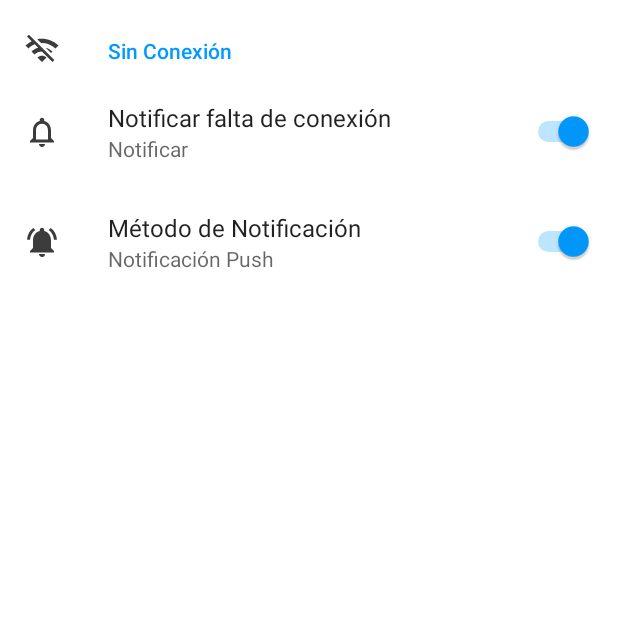
After one commit to lucasg18c/78341-TDAM, an Android app: the fragment SettingsFragment placed in its activity, on a phone screen of 412 x 824 dp, the top half of it. The commit adds this screen. Run offline under Robolectric (Android 15) with nearby library versions, the phone set to English and light mode, and no system bars; our stand-ins replace Room's generated code, Volley, androidx.preference; network calls fail.

Commit message:
preferences

```diff
--- a/app/build.gradle
+++ b/app/build.gradle
@@ -34,6 +34,7 @@ dependencies {
     implementation 'androidx.legacy:legacy-support-v4:1.0.0'
     implementation 'androidx.lifecycle:lifecycle-livedata-ktx:2.5.1'
     implementation 'androidx.lifecycle:lifecycle-viewmodel-ktx:2.5.1'
+    implementation 'androidx.preference:preference:1.1.1'
     testImplementation 'junit:junit:4.13.2'
     androidTestImplementation 'androidx.test.ext:junit:1.1.3'
     androidTestImplementation 'androidx.test.espresso:espresso-core:3.4.0'
@@ -54,4 +55,7 @@ dependencies {
 
     // Swipe to refresh
     implementation "androidx.swiperefreshlayout:swiperefreshlayout:1.1.0"
+
+    // Preferences
+    implementation "androidx.preference:preference:1.2.0"
 }
--- /dev/null
+++ b/app/src/main/java/com/slavik/tdam/ui/SettingsFragment.java
@@ -0,0 +1,15 @@
+package com.slavik.tdam.ui;
+
+import android.os.Bundle;
+
+import androidx.preference.PreferenceFragmentCompat;
+
+import com.slavik.tdam.R;
+
+public class SettingsFragment extends PreferenceFragmentCompat {
+
+    @Override
+    public void onCreatePreferences(Bundle savedInstanceState, String rootKey) {
+        setPreferencesFromResource(R.xml.root_preferences, rootKey);
+    }
+}
--- a/app/src/main/java/com/slavik/tdam/ui/home/HomeFragment.java
+++ b/app/src/main/java/com/slavik/tdam/ui/home/HomeFragment.java
@@ -17,6 +17,7 @@ import androidx.swiperefreshlayout.widget.SwipeRefreshLayout;
 import com.slavik.tdam.R;
 import com.slavik.tdam.model.Photoset;
 import com.slavik.tdam.ui.MainActivity;
+import com.slavik.tdam.ui.SettingsFragment;
 import com.slavik.tdam.ui.directory.DirectoryFragment;
 
 public class HomeFragment extends Fragment {
@@ -43,6 +44,9 @@ public class HomeFragment extends Fragment {
         rv.setLayoutManager(lm);
         rv.setAdapter(photosetsAdapter);
 
+        v.findViewById(R.id.btnSettings)
+                .setOnClickListener(b -> navigateTo(SettingsFragment.class));
+
         return v;
     }
 
@@ -68,9 +72,13 @@ public class HomeFragment extends Fragment {
 
     public void onPhotosetClicked(Photoset photoset) {
         ((MainActivity) requireActivity()).setCurrentPhotoset(photoset);
+        navigateTo(DirectoryFragment.class);
+    }
+
+    public void navigateTo(Class<? extends Fragment> destination) {
         FragmentManager fragmentManager = requireActivity().getSupportFragmentManager();
         fragmentManager.beginTransaction()
-                .replace(R.id.fragment_container_view, DirectoryFragment.class, null)
+                .replace(R.id.fragment_container_view, destination, null)
                 .setReorderingAllowed(true)
                 .addToBackStack(null)
                 .commit();
--- /dev/null
+++ b/app/src/main/res/drawable/ic_notifications.xml
@@ -0,0 +1,5 @@
+<vector android:height="24dp" android:tint="#3C3C3C"
+    android:viewportHeight="24" android:viewportWidth="24"
+    android:width="24dp" xmlns:android="http://schemas.android.com/apk/res/android">
+    <path android:fillColor="@android:color/white" android:pathData="M12,22c1.1,0 2,-0.9 2,-2h-4c0,1.1 0.9,2 2,2zM18,16v-5c0,-3.07 -1.63,-5.64 -4.5,-6.32L13.5,4c0,-0.83 -0.67,-1.5 -1.5,-1.5s-1.5,0.67 -1.5,1.5v0.68C7.64,5.36 6,7.92 6,11v5l-2,2v1h16v-1l-2,-2zM16,17L8,17v-6c0,-2.48 1.51,-4.5 4,-4.5s4,2.02 4,4.5v6z"/>
+</vector>
--- /dev/null
+++ b/app/src/main/res/drawable/ic_notifications_active.xml
@@ -0,0 +1,5 @@
+<vector android:height="24dp" android:tint="#3C3C3C"
+    android:viewportHeight="24" android:viewportWidth="24"
+    android:width="24dp" xmlns:android="http://schemas.android.com/apk/res/android">
+    <path android:fillColor="@android:color/white" android:pathData="M7.58,4.08L6.15,2.65C3.75,4.48 2.17,7.3 2.03,10.5h2c0.15,-2.65 1.51,-4.97 3.55,-6.42zM19.97,10.5h2c-0.15,-3.2 -1.73,-6.02 -4.12,-7.85l-1.42,1.43c2.02,1.45 3.39,3.77 3.54,6.42zM18,11c0,-3.07 -1.64,-5.64 -4.5,-6.32L13.5,4c0,-0.83 -0.67,-1.5 -1.5,-1.5s-1.5,0.67 -1.5,1.5v0.68C7.63,5.36 6,7.92 6,11v5l-2,2v1h16v-1l-2,-2v-5zM12,22c0.14,0 0.27,-0.01 0.4,-0.04 0.65,-0.14 1.18,-0.58 1.44,-1.18 0.1,-0.24 0.15,-0.5 0.15,-0.78h-4c0.01,1.1 0.9,2 2.01,2z"/>
+</vector>
--- /dev/null
+++ b/app/src/main/res/drawable/ic_settings.xml
@@ -0,0 +1,5 @@
+<vector android:height="24dp" android:tint="#3C3C3C"
+    android:viewportHeight="24" android:viewportWidth="24"
+    android:width="24dp" xmlns:android="http://schemas.android.com/apk/res/android">
+    <path android:fillColor="@android:color/white" android:pathData="M19.14,12.94c0.04,-0.3 0.06,-0.61 0.06,-0.94c0,-0.32 -0.02,-0.64 -0.07,-0.94l2.03,-1.58c0.18,-0.14 0.23,-0.41 0.12,-0.61l-1.92,-3.32c-0.12,-0.22 -0.37,-0.29 -0.59,-0.22l-2.39,0.96c-0.5,-0.38 -1.03,-0.7 -1.62,-0.94L14.4,2.81c-0.04,-0.24 -0.24,-0.41 -0.48,-0.41h-3.84c-0.24,0 -0.43,0.17 -0.47,0.41L9.25,5.35C8.66,5.59 8.12,5.92 7.63,6.29L5.24,5.33c-0.22,-0.08 -0.47,0 -0.59,0.22L2.74,8.87C2.62,9.08 2.66,9.34 2.86,9.48l2.03,1.58C4.84,11.36 4.8,11.69 4.8,12s0.02,0.64 0.07,0.94l-2.03,1.58c-0.18,0.14 -0.23,0.41 -0.12,0.61l1.92,3.32c0.12,0.22 0.37,0.29 0.59,0.22l2.39,-0.96c0.5,0.38 1.03,0.7 1.62,0.94l0.36,2.54c0.05,0.24 0.24,0.41 0.48,0.41h3.84c0.24,0 0.44,-0.17 0.47,-0.41l0.36,-2.54c0.59,-0.24 1.13,-0.56 1.62,-0.94l2.39,0.96c0.22,0.08 0.47,0 0.59,-0.22l1.92,-3.32c0.12,-0.22 0.07,-0.47 -0.12,-0.61L19.14,12.94zM12,15.6c-1.98,0 -3.6,-1.62 -3.6,-3.6s1.62,-3.6 3.6,-3.6s3.6,1.62 3.6,3.6S13.98,15.6 12,15.6z"/>
+</vector>
--- /dev/null
+++ b/app/src/main/res/drawable/ic_wifi_off.xml
@@ -0,0 +1,5 @@
+<vector android:height="24dp" android:tint="#3C3C3C"
+    android:viewportHeight="24" android:viewportWidth="24"
+    android:width="24dp" xmlns:android="http://schemas.android.com/apk/res/android">
+    <path android:fillColor="@android:color/white" android:pathData="M22.99,9C19.15,5.16 13.8,3.76 8.84,4.78l2.52,2.52c3.47,-0.17 6.99,1.05 9.63,3.7l2,-2zM18.99,13c-1.29,-1.29 -2.84,-2.13 -4.49,-2.56l3.53,3.53 0.96,-0.97zM2,3.05L5.07,6.1C3.6,6.82 2.22,7.78 1,9l1.99,2c1.24,-1.24 2.67,-2.16 4.2,-2.77l2.24,2.24C7.81,10.89 6.27,11.73 5,13v0.01L6.99,15c1.36,-1.36 3.14,-2.04 4.92,-2.06L18.98,20l1.27,-1.26L3.29,1.79 2,3.05zM9,17l3,3 3,-3c-1.65,-1.66 -4.34,-1.66 -6,0z"/>
+</vector>
--- a/app/src/main/res/values/colors.xml
+++ b/app/src/main/res/values/colors.xml
@@ -10,7 +10,7 @@
 
     <color name="light_blue">#F7FCFF</color>
     <color name="mid_blue">#DFF2FF</color>
-    <color name="dark_blue">#DFF2FF</color>
+    <color name="dark_blue">#0099FF</color>
 
     <color name="grey">#3C3C3C</color>
     <color name="shimmer">#ECECEC</color>
--- a/app/src/main/res/values/themes.xml
+++ b/app/src/main/res/values/themes.xml
@@ -12,7 +12,7 @@
         <!-- Status bar color. -->
         <item name="android:statusBarColor" >@color/light_blue</item>
 <!--        <item name="android:background">@color/light_blue</item>-->
-        <item name="android:text">@color/grey</item>
+<!--        <item name="android:text">@color/grey</item>-->
         <item name="android:windowLightStatusBar">true</item>
         <!-- Customize your theme here. -->
     </style>
--- /dev/null
+++ b/app/src/main/res/xml/root_preferences.xml
@@ -0,0 +1,25 @@
+<PreferenceScreen xmlns:android="http://schemas.android.com/apk/res/android"
+    xmlns:app="http://schemas.android.com/apk/res-auto">
+
+    <PreferenceCategory
+        app:icon="@drawable/ic_wifi_off"
+        app:title="Sin Conexión">
+
+        <SwitchPreference
+            android:defaultValue="true"
+            android:icon="@drawable/ic_notifications"
+            android:key="conection_lost_notify"
+            android:summaryOff="No notificar"
+            android:summaryOn="Notificar"
+            android:title="Notificar falta de conexión" />
+
+        <SwitchPreference
+            android:defaultValue="true"
+            android:dependency="conection_lost_notify"
+            android:icon="@drawable/ic_notifications_active"
+            android:key="conection_lost_notify_method"
+            android:summaryOff="Snackbar"
+            android:summaryOn="Notificación Push"
+            android:title="Método de Notificación" />
+    </PreferenceCategory>
+</PreferenceScreen>
```
Also changed, not shown: app/src/main/java/com/slavik/tdam/ui/MainActivity.java (+23 -0 lines), app/src/main/res/layout/fragment_home.xml (+13 -3 lines), app/src/main/res/values/strings.xml (+14 -0 lines).
